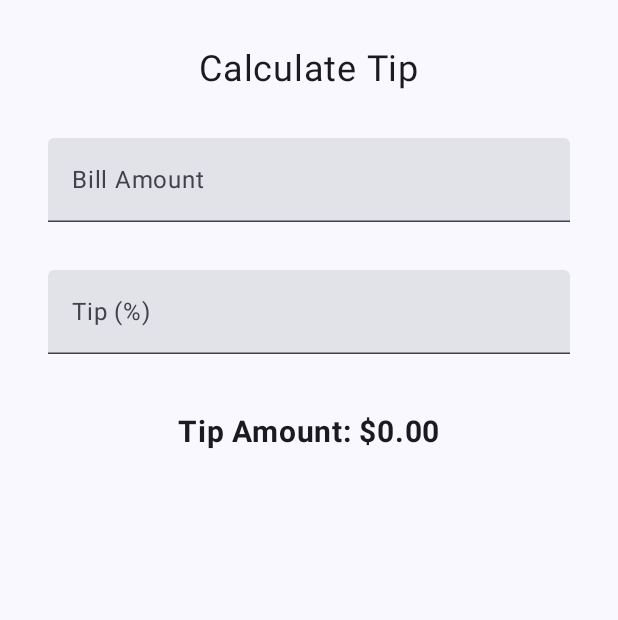
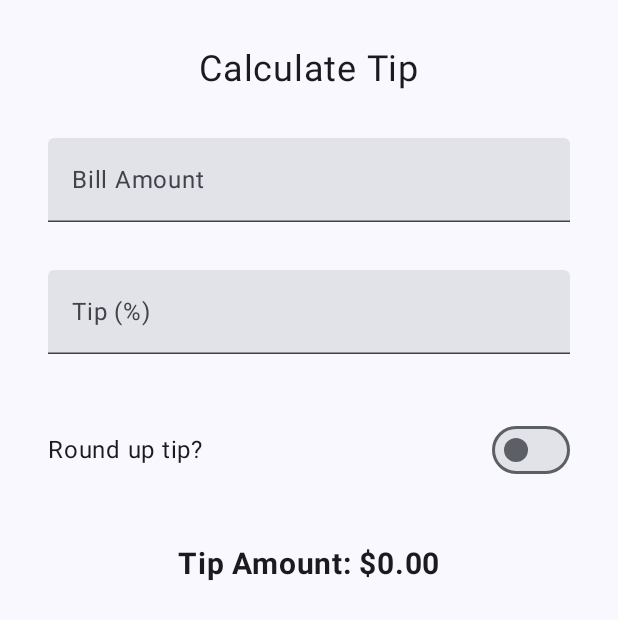
Before and after one commit to Sampurn44/Tipcalculator, an Android app built with Jetpack Compose: the screen it shows after launch (MainActivity), on a phone screen of 412 x 824 dp. Shown: the top 620 px of the screen. Run offline under Robolectric (Android 15) with nearby library versions, the phone set to English and light mode, and no system bars.

Commit message:
Round Up Feature added

```diff
--- a/app/src/main/java/com/example/tipcalculator/MainActivity.kt
+++ b/app/src/main/java/com/example/tipcalculator/MainActivity.kt
@@ -6,16 +6,21 @@ import androidx.activity.compose.setContent
 import androidx.annotation.StringRes
 import androidx.compose.foundation.layout.Arrangement
 import androidx.compose.foundation.layout.Column
+import androidx.compose.foundation.layout.Row
 import androidx.compose.foundation.layout.Spacer
 import androidx.compose.foundation.layout.fillMaxSize
 import androidx.compose.foundation.layout.fillMaxWidth
 import androidx.compose.foundation.layout.height
 import androidx.compose.foundation.layout.padding
+import androidx.compose.foundation.layout.size
+import androidx.compose.foundation.layout.wrapContentWidth
 import androidx.compose.foundation.text.KeyboardActions
 import androidx.compose.foundation.text.KeyboardOptions
 import androidx.compose.material3.ExperimentalMaterial3Api
 import androidx.compose.material3.MaterialTheme
 import androidx.compose.material3.Surface
+import androidx.compose.material3.Switch
+import androidx.compose.material3.SwitchDefaults
 import androidx.compose.material3.Text
 import androidx.compose.material3.TextField
 import androidx.compose.runtime.Composable
@@ -26,6 +31,7 @@ import androidx.compose.runtime.setValue
 import androidx.compose.ui.Alignment
 import androidx.compose.ui.Modifier
 import androidx.compose.ui.focus.FocusDirection
+import androidx.compose.ui.graphics.Color
 import androidx.compose.ui.platform.LocalFocusManager
 import androidx.compose.ui.res.stringResource
 import androidx.compose.ui.text.font.FontWeight
@@ -60,7 +66,8 @@ fun TipTimeScreen(){
     val amount= amountInput.toDoubleOrNull()?:0.0
     var tipInput by remember { mutableStateOf("") }
     val tipPercentage= tipInput.toDoubleOrNull()?:0.0
-    val tip = CalculateTip(amount,tipPercentage)
+    var roundUp by remember { mutableStateOf(false) }
+    val tip = CalculateTip(amount,tipPercentage,roundUp)
     val focusManager = LocalFocusManager.current
     Column(modifier = Modifier.padding(32.dp), verticalArrangement = Arrangement.spacedBy(8.dp) ) {
         Text(
@@ -82,6 +89,9 @@ fun TipTimeScreen(){
             keyboardOptions = KeyboardOptions(keyboardType = KeyboardType.Number, imeAction = ImeAction.Done),
             keyboardActions = KeyboardActions(onDone = {focusManager.clearFocus()})
         )
+        Spacer(modifier = Modifier.height(24.dp))
+        TipToggle(Roundup = roundUp, OnRoundUpChange = {roundUp=it}, modifier = Modifier)
+
         Spacer(modifier = Modifier.height(24.dp))
         Text(
             text = stringResource(id=R.string.tip_amount,tip),
@@ -113,10 +123,34 @@ fun EditNumber(@StringRes label: Int,
         singleLine = true
     )
 }
-private fun CalculateTip(Amount:Double,tipPercentage : Double): String
+@Composable
+fun TipToggle(
+    Roundup : Boolean,
+    OnRoundUpChange : (Boolean)-> Unit,
+    modifier: Modifier
+){
+    Row(modifier = Modifier
+        .fillMaxWidth()
+        .size(48.dp),
+        verticalAlignment = Alignment.CenterVertically)
+    {
+    Text(
+        text= stringResource(id = R.string.round_up)
+    )
+        Switch(checked = Roundup, onCheckedChange = OnRoundUpChange,modifier= Modifier
+            .fillMaxWidth()
+            .wrapContentWidth(Alignment.End),
+            colors = SwitchDefaults.colors(uncheckedIconColor = Color.DarkGray)
+        )
+    }
+}
+private fun CalculateTip(Amount:Double,tipPercentage : Double,Roundup: Boolean): String
 {
-val tip = (tipPercentage/100) * Amount
-   return NumberFormat.getCurrencyInstance().format(tip)
+var tip = (tipPercentage/100) * Amount
+   if(Roundup){
+       tip=kotlin.math.ceil(tip)
+   }
+       return NumberFormat.getCurrencyInstance().format(tip)
 
 }
 @Preview(showBackground = true)
```
